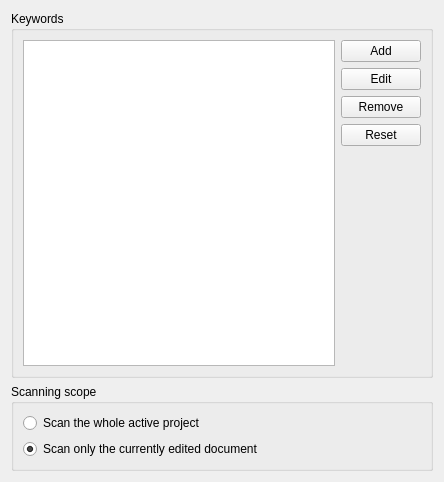
qt-creator/qt-creator, file src/plugins/todo/optionsdialog.ui: the form before one commit.
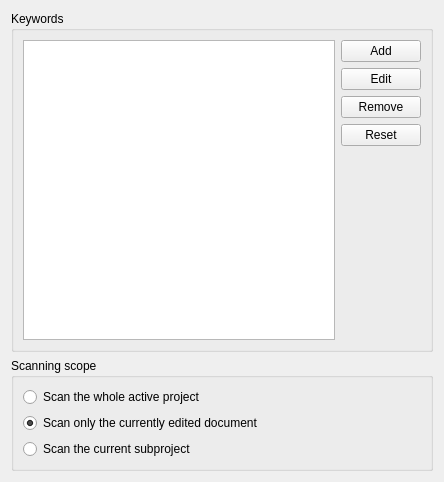
The form after the commit.

Commit message: Todo Plugin: Add showing To-Do Entries for current sub-project only

```diff
--- a/src/plugins/todo/optionsdialog.ui
+++ b/src/plugins/todo/optionsdialog.ui
@@ -101,6 +101,13 @@
         </property>
        </widget>
       </item>
+      <item>
+       <widget class="QRadioButton" name="scanInSubprojectRadioButton">
+        <property name="text">
+         <string>Scan the current subproject</string>
+        </property>
+       </widget>
+      </item>
      </layout>
     </widget>
    </item>
```
The commit also changes 7 other files.
